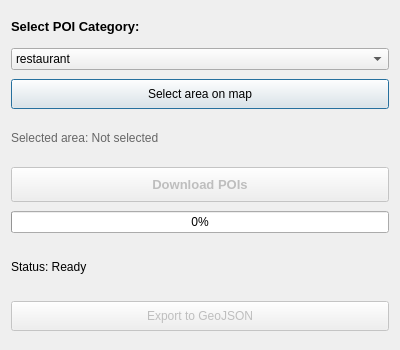
Above: osm_poi_downloader/osm_poi_downloader_dialog_base.ui from pavlovicisidora/qgis-thesis before the change. Below: the same form after it.
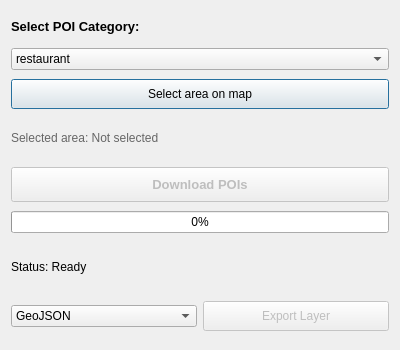
That is the form after the change.

Commit message: Add CSV export

```diff
--- a/osm_poi_downloader/osm_poi_downloader_dialog_base.ui
+++ b/osm_poi_downloader/osm_poi_downloader_dialog_base.ui
@@ -191,6 +191,22 @@
     </widget>
    </item>
    <item>
+    <layout class="QHBoxLayout" name="horizontalLayout">
+     <item>
+      <widget class="QComboBox" name="comboBox_exportFormat">
+       <item>
+        <property name="text">
+         <string>GeoJSON</string>
+        </property>
+       </item>
+       <item>
+        <property name="text">
+         <string>CSV</string>
+        </property>
+       </item>
+      </widget>
+     </item>
+     <item>
     <widget class="QPushButton" name="pushButton_export">
      <property name="enabled">
       <bool>false</bool>
@@ -202,9 +218,11 @@
       </size>
      </property>
      <property name="text">
-      <string>Export to GeoJSON</string>
-     </property>
-    </widget>
+        <string>Export Layer</string>
+       </property>
+      </widget>
+     </item>
+    </layout>
    </item>
   </layout>
  </widget>
```
Lines whose indentation alone changed are shown as unchanged. The commit also changes 3 other files.
